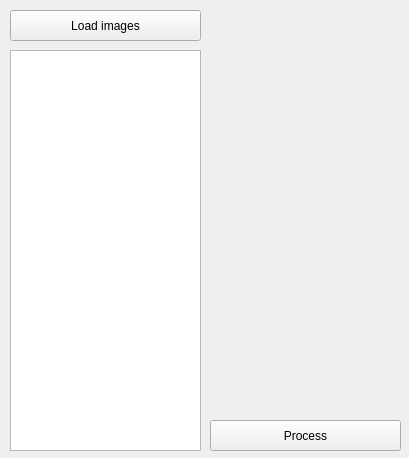
Above: creator_3d/window/main_window.ui from Abvbobko/3DCreator before the change. Below: the same form after it.
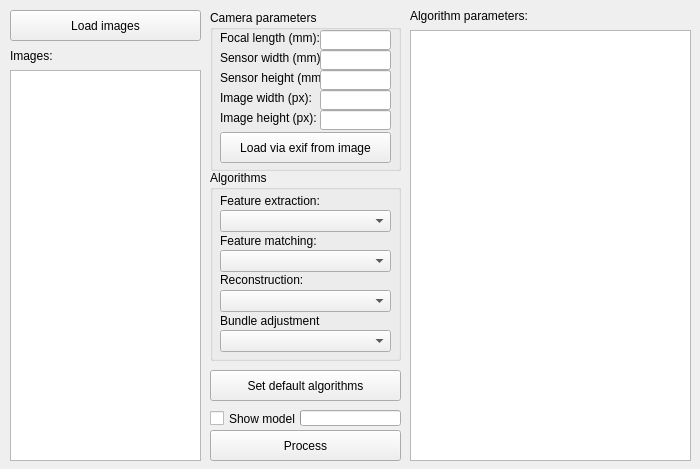
That is the form after the change.

Diff of the .ui file:
```diff
--- a/creator_3d/window/main_window.ui
+++ b/creator_3d/window/main_window.ui
@@ -6,8 +6,8 @@
    <rect>
     <x>0</x>
     <y>0</y>
-    <width>409</width>
-    <height>458</height>
+    <width>700</width>
+    <height>469</height>
    </rect>
   </property>
   <property name="windowTitle">
@@ -31,9 +31,9 @@
     <property name="geometry">
      <rect>
       <x>10</x>
-      <y>50</y>
+      <y>70</y>
       <width>191</width>
-      <height>401</height>
+      <height>391</height>
      </rect>
     </property>
    </widget>
@@ -41,7 +41,7 @@
     <property name="geometry">
      <rect>
       <x>210</x>
-      <y>420</y>
+      <y>430</y>
       <width>191</width>
       <height>31</height>
      </rect>
@@ -50,6 +50,330 @@
      <string>Process</string>
     </property>
    </widget>
+   <widget class="QGroupBox" name="camera_groupbox">
+    <property name="geometry">
+     <rect>
+      <x>210</x>
+      <y>10</y>
+      <width>191</width>
+      <height>161</height>
+     </rect>
+    </property>
+    <property name="title">
+     <string>Camera parameters</string>
+    </property>
+    <widget class="QLabel" name="focal_length_label">
+     <property name="geometry">
+      <rect>
+       <x>10</x>
+       <y>20</y>
+       <width>100</width>
+       <height>16</height>
+      </rect>
+     </property>
+     <property name="text">
+      <string>Focal length (mm): </string>
+     </property>
+    </widget>
+    <widget class="QLineEdit" name="focal_length_edit">
+     <property name="geometry">
+      <rect>
+       <x>110</x>
+       <y>20</y>
+       <width>71</width>
+       <height>20</height>
+      </rect>
+     </property>
+    </widget>
+    <widget class="QLabel" name="sensor_width_label">
+     <property name="geometry">
+      <rect>
+       <x>10</x>
+       <y>40</y>
+       <width>100</width>
+       <height>16</height>
+      </rect>
+     </property>
+     <property name="text">
+      <string>Sensor width (mm): </string>
+     </property>
+    </widget>
+    <widget class="QLineEdit" name="sensor_width_edit">
+     <property name="geometry">
+      <rect>
+       <x>110</x>
+       <y>40</y>
+       <width>71</width>
+       <height>20</height>
+      </rect>
+     </property>
+    </widget>
+    <widget class="QLabel" name="sensor_height_label">
+     <property name="geometry">
+      <rect>
+       <x>10</x>
+       <y>60</y>
+       <width>100</width>
+       <height>16</height>
+      </rect>
+     </property>
+     <property name="text">
+      <string>Sensor height (mm): </string>
+     </property>
+    </widget>
+    <widget class="QLineEdit" name="sensor_height_edit">
+     <property name="geometry">
+      <rect>
+       <x>110</x>
+       <y>60</y>
+       <width>71</width>
+       <height>20</height>
+      </rect>
+     </property>
+    </widget>
+    <widget class="QLabel" name="image_width_label">
+     <property name="geometry">
+      <rect>
+       <x>10</x>
+       <y>80</y>
+       <width>100</width>
+       <height>16</height>
+      </rect>
+     </property>
+     <property name="text">
+      <string>Image width (px): </string>
+     </property>
+    </widget>
+    <widget class="QLineEdit" name="image_width_edit">
+     <property name="geometry">
+      <rect>
+       <x>110</x>
+       <y>80</y>
+       <width>71</width>
+       <height>20</height>
+      </rect>
+     </property>
+    </widget>
+    <widget class="QLabel" name="image_height_label">
+     <property name="geometry">
+      <rect>
+       <x>10</x>
+       <y>100</y>
+       <width>100</width>
+       <height>16</height>
+      </rect>
+     </property>
+     <property name="text">
+      <string>Image height (px): </string>
+     </property>
+    </widget>
+    <widget class="QLineEdit" name="image_height_edit">
+     <property name="geometry">
+      <rect>
+       <x>110</x>
+       <y>100</y>
+       <width>71</width>
+       <height>20</height>
+      </rect>
+     </property>
+    </widget>
+    <widget class="QPushButton" name="load_params_from_exif_button">
+     <property name="geometry">
+      <rect>
+       <x>10</x>
+       <y>122</y>
+       <width>171</width>
+       <height>31</height>
+      </rect>
+     </property>
+     <property name="text">
+      <string>Load via exif from image</string>
+     </property>
+    </widget>
+   </widget>
+   <widget class="QTableWidget" name="algorithm_parameters_table">
+    <property name="geometry">
+     <rect>
+      <x>410</x>
+      <y>30</y>
+      <width>281</width>
+      <height>431</height>
+     </rect>
+    </property>
+   </widget>
+   <widget class="QLabel" name="algorithm_parameters_label">
+    <property name="geometry">
+     <rect>
+      <x>410</x>
+      <y>0</y>
+      <width>121</width>
+      <height>31</height>
+     </rect>
+    </property>
+    <property name="text">
+     <string>Algorithm parameters:</string>
+    </property>
+   </widget>
+   <widget class="QCheckBox" name="show_model_checkbox">
+    <property name="geometry">
+     <rect>
+      <x>210</x>
+      <y>410</y>
+      <width>101</width>
+      <height>17</height>
+     </rect>
+    </property>
+    <property name="text">
+     <string>Show model</string>
+    </property>
+   </widget>
+   <widget class="QGroupBox" name="algorithms_groupbox">
+    <property name="geometry">
+     <rect>
+      <x>210</x>
+      <y>170</y>
+      <width>191</width>
+      <height>191</height>
+     </rect>
+    </property>
+    <property name="title">
+     <string>Algorithms</string>
+    </property>
+    <widget class="QLabel" name="feature_extraction_label">
+     <property name="geometry">
+      <rect>
+       <x>10</x>
+       <y>20</y>
+       <width>100</width>
+       <height>21</height>
+      </rect>
+     </property>
+     <property name="text">
+      <string>Feature extraction:</string>
+     </property>
+    </widget>
+    <widget class="QComboBox" name="feature_extraction_combobox">
+     <property name="geometry">
+      <rect>
+       <x>10</x>
+       <y>40</y>
+       <width>171</width>
+       <height>22</height>
+      </rect>
+     </property>
+    </widget>
+    <widget class="QLabel" name="feature_matching_label">
+     <property name="geometry">
+      <rect>
+       <x>10</x>
+       <y>60</y>
+       <width>100</width>
+       <height>21</height>
+      </rect>
+     </property>
+     <property name="text">
+      <string>Feature matching: </string>
+     </property>
+    </widget>
+    <widget class="QComboBox" name="feature_matching_combobox">
+     <property name="geometry">
+      <rect>
+       <x>10</x>
+       <y>80</y>
+       <width>171</width>
+       <height>22</height>
+      </rect>
+     </property>
+    </widget>
+    <widget class="QLabel" name="reconstruction_label">
+     <property name="geometry">
+      <rect>
+       <x>10</x>
+       <y>100</y>
+       <width>100</width>
+       <height>20</height>
+      </rect>
+     </property>
+     <property name="text">
+      <string>Reconstruction:</string>
+     </property>
+    </widget>
+    <widget class="QComboBox" name="reconstruction_combobox">
+     <property name="geometry">
+      <rect>
+       <x>10</x>
+       <y>120</y>
+       <width>171</width>
+       <height>22</height>
+      </rect>
+     </property>
+    </widget>
+    <widget class="QLabel" name="bundle_adjustment_label">
+     <property name="geometry">
+      <rect>
+       <x>10</x>
+       <y>140</y>
+       <width>100</width>
+       <height>21</height>
+      </rect>
+     </property>
+     <property name="text">
+      <string>Bundle adjustment:</string>
+     </property>
+    </widget>
+    <widget class="QComboBox" name="bundle_adjustment_combobox">
+     <property name="geometry">
+      <rect>
+       <x>10</x>
+       <y>160</y>
+       <width>171</width>
+       <height>22</height>
+      </rect>
+     </property>
+    </widget>
+   </widget>
+   <widget class="QPushButton" name="set_default_algorithms_button">
+    <property name="geometry">
+     <rect>
+      <x>210</x>
+      <y>370</y>
+      <width>191</width>
+      <height>31</height>
+     </rect>
+    </property>
+    <property name="text">
+     <string>Set default algorithms</string>
+    </property>
+   </widget>
+   <widget class="QLabel" name="images_label">
+    <property name="geometry">
+     <rect>
+      <x>10</x>
+      <y>40</y>
+      <width>121</width>
+      <height>31</height>
+     </rect>
+    </property>
+    <property name="text">
+     <string>Images:</string>
+    </property>
+   </widget>
+   <widget class="QProgressBar" name="progressBar">
+    <property name="geometry">
+     <rect>
+      <x>300</x>
+      <y>410</y>
+      <width>101</width>
+      <height>16</height>
+     </rect>
+    </property>
+    <property name="value">
+     <number>0</number>
+    </property>
+    <property name="textVisible">
+     <bool>false</bool>
+    </property>
+   </widget>
   </widget>
  </widget>
  <resources/>
```
